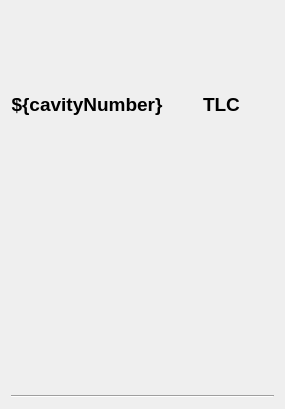
Above: Derikka/EmbeddedSingleCavity.ui from slaclab/cavityDisplay before the change. Below: the same form after it.
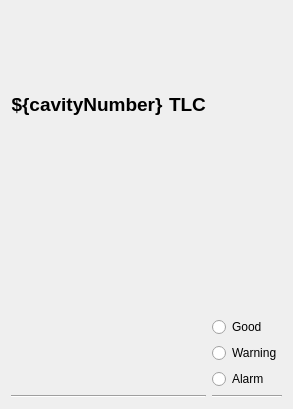
That is the form after the change. Custom widgets are drawn as their Qt base class.

Commit message: Radio Buttons work for changing cavity 1 shape and color

Diff of the .ui file:
```diff
--- a/Derikka/EmbeddedSingleCavity.ui
+++ b/Derikka/EmbeddedSingleCavity.ui
@@ -13,6 +13,22 @@
   <property name="windowTitle">
    <string>Form</string>
   </property>
+  <layout class="QGridLayout" name="gridLayout">
+   <item row="1" column="1">
+    <widget class="Line" name="line_2">
+     <property name="orientation">
+      <enum>Qt::Horizontal</enum>
+     </property>
+    </widget>
+   </item>
+   <item row="1" column="0">
+    <widget class="Line" name="line">
+     <property name="orientation">
+      <enum>Qt::Horizontal</enum>
+     </property>
+    </widget>
+   </item>
+   <item row="0" column="0">
   <layout class="QVBoxLayout" name="verticalLayout">
    <item>
     <layout class="QHBoxLayout" name="horizontalLayout">
@@ -111,12 +127,45 @@
      </property>
     </widget>
    </item>
+    </layout>
+   </item>
+   <item row="0" column="1">
+    <layout class="QVBoxLayout" name="verticalLayout_3">
    <item>
-    <widget class="Line" name="line">
+      <spacer name="verticalSpacer">
      <property name="orientation">
-      <enum>Qt::Horizontal</enum>
-     </property>
-    </widget>
+        <enum>Qt::Vertical</enum>
+       </property>
+       <property name="sizeHint" stdset="0">
+        <size>
+         <width>20</width>
+         <height>40</height>
+        </size>
+       </property>
+      </spacer>
+     </item>
+     <item>
+      <widget class="QRadioButton" name="goodButton">
+       <property name="text">
+        <string>Good</string>
+       </property>
+      </widget>
+     </item>
+     <item>
+      <widget class="QRadioButton" name="warningButton">
+       <property name="text">
+        <string>Warning</string>
+       </property>
+      </widget>
+     </item>
+     <item>
+      <widget class="QRadioButton" name="alarmButton">
+       <property name="text">
+        <string>Alarm</string>
+       </property>
+      </widget>
+     </item>
+    </layout>
    </item>
   </layout>
  </widget>
```
Lines whose indentation alone changed are shown as unchanged. The commit also changes 2 other files.
